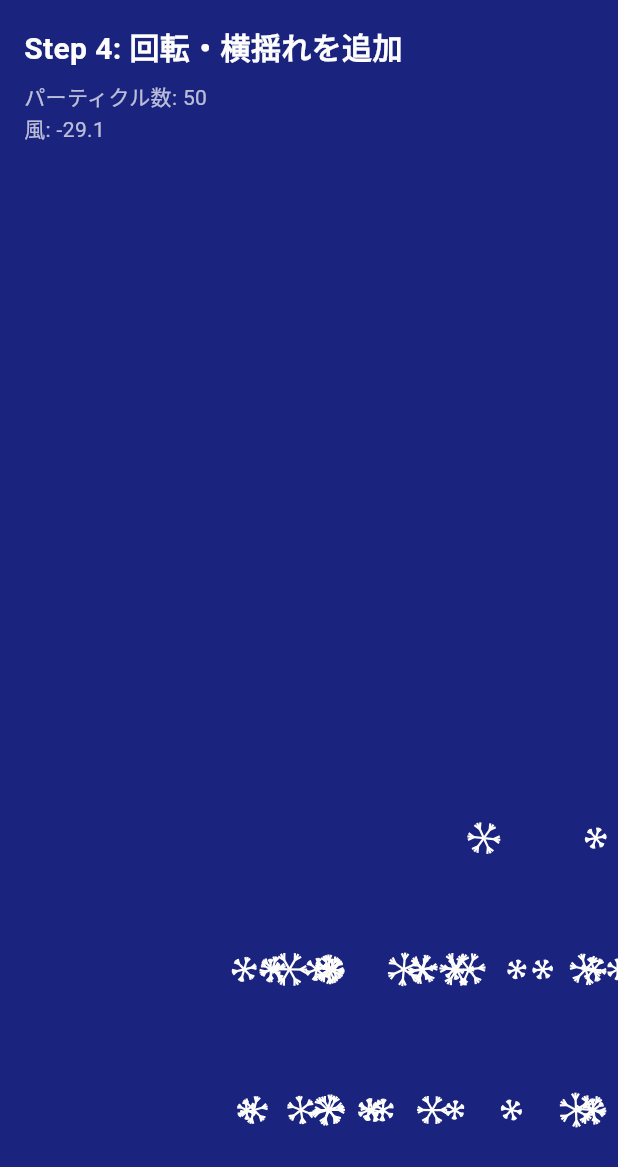
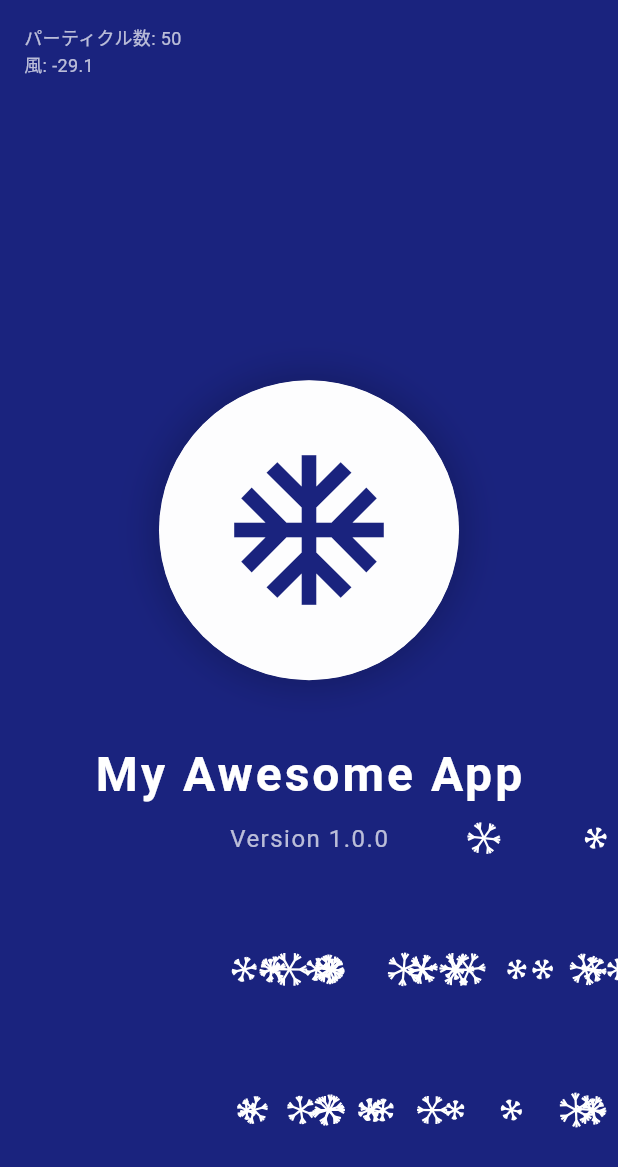
Before and after one commit to kouki2000/physics_splash_demo, a Flutter app: the screen it shows after launch, on a phone screen of 412 x 824 dp. Shown: the top 1167 px of the screen. Run offline on Flutter 3.47's test engine with Material 3 defaults, Android fonts, the phone set to English and light mode, and no system bars.

Commit message:
Step 5: スプラッシュ画面レイアウト作成

```diff
--- a/lib/main.dart
+++ b/lib/main.dart
@@ -18,7 +18,7 @@
       title: 'Physics Splash Demo',
       debugShowCheckedModeBanner: false,
       theme: ThemeData(primarySwatch: Colors.blue, useMaterial3: true),
-      home: const Step4Screen(),
+      home: const Step5Screen(),
     );
   }
 }
@@ -366,6 +366,185 @@
   }
 }
 
+class Step5Screen extends StatefulWidget {
+  const Step5Screen({Key? key}) : super(key: key);
+
+  @override
+  State<Step5Screen> createState() => _Step5ScreenState();
+}
+
+class _Step5ScreenState extends State<Step5Screen>
+    with SingleTickerProviderStateMixin {
+  late AnimationController _controller;
+  late PhysicsEngine _engine;
+  DateTime _lastTime = DateTime.now();
+  final Random _random = Random();
+  bool _initialized = false;
+  double _windStrength = 0.0;
+  double _opacity = 0.0; // フェードイン用
+
+  @override
+  void initState() {
+    super.initState();
+
+    _engine = PhysicsEngine(gravity: Vector2D(0, 100));
+
+    _controller = AnimationController(
+      vsync: this,
+      duration: const Duration(days: 1),
+    )..addListener(_onFrame);
+
+    _controller.repeat();
+
+    // フェードイン開始
+    Future.delayed(const Duration(milliseconds: 500), () {
+      setState(() {
+        _opacity = 1.0;
+      });
+    });
+  }
+
+  @override
+  void didChangeDependencies() {
+    super.didChangeDependencies();
+
+    if (!_initialized) {
+      for (int i = 0; i < 50; i++) {
+        _addRandomSnowParticle();
+      }
+      _initialized = true;
+    }
+  }
+
+  void _addRandomSnowParticle() {
+    final screenWidth = MediaQuery.of(context).size.width;
+    final particle = SnowParticle(
+      position: Vector2D(
+        _random.nextDouble() * screenWidth,
+        _random.nextDouble() * -200,
+      ),
+      size: 6 + _random.nextDouble() * 6,
+      rotationSpeed: -1.0 + _random.nextDouble() * 2.0,
+    );
+    _engine.addParticle(particle);
+  }
+
+  void _onFrame() {
+    final now = DateTime.now();
+    final dt = now.difference(_lastTime).inMicroseconds / 1000000.0;
+    _lastTime = now;
+
+    setState(() {
+      _windStrength = sin(now.millisecondsSinceEpoch / 2000) * 30;
+      final wind = Vector2D(_windStrength, 0);
+
+      for (var particle in _engine.particles) {
+        particle.applyForce(wind);
+      }
+
+      final screenSize = MediaQuery.of(context).size;
+      _engine.update(dt, screenSize);
+    });
+  }
+
+  @override
+  void dispose() {
+    _controller.dispose();
+    super.dispose();
+  }
+
+  @override
+  Widget build(BuildContext context) {
+    return Scaffold(
+      backgroundColor: const Color(0xFF1A237E),
+      body: Stack(
+        children: [
+          CustomPaint(painter: EnginePainter(_engine), size: Size.infinite),
+          Center(
+            child: AnimatedOpacity(
+              opacity: _opacity,
+              duration: const Duration(seconds: 2),
+              child: Column(
+                mainAxisSize: MainAxisSize.min,
+                children: [
+                  Container(
+                    width: 200,
+                    height: 200,
+                    decoration: BoxDecoration(
+                      color: Colors.white.withOpacity(0.9),
+                      shape: BoxShape.circle,
+                      boxShadow: [
+                        BoxShadow(
+                          color: Colors.black.withOpacity(0.2),
+                          blurRadius: 20,
+                          spreadRadius: 5,
+                        ),
+                      ],
+                    ),
+                    child: ClipOval(
+                      child: // Image.asset() の代わりに Icon() を使う
+                      Container(
+                        width: 200,
+                        height: 200,
+                        decoration: BoxDecoration(
+                          color: Colors.white.withOpacity(0.9),
+                          shape: BoxShape.circle,
+                        ),
+                        child: const Icon(
+                          Icons.ac_unit, // 雪のアイコン
+                          size: 120,
+                          color: Color(0xFF1A237E),
+                        ),
+                      ),
+                    ),
+                  ),
+                  const SizedBox(height: 40),
+                  const Text(
+                    'My Awesome App',
+                    style: TextStyle(
+                      color: Colors.white,
+                      fontSize: 32,
+                      fontWeight: FontWeight.bold,
+                      letterSpacing: 2,
+                    ),
+                  ),
+                  const SizedBox(height: 8),
+                  Text(
+                    'Version 1.0.0',
+                    style: TextStyle(
+                      color: Colors.white.withOpacity(0.7),
+                      fontSize: 16,
+                      letterSpacing: 1,
+                    ),
+                  ),
+                ],
+              ),
+            ),
+          ),
+          SafeArea(
+            child: Padding(
+              padding: const EdgeInsets.all(16.0),
+              child: Column(
+                crossAxisAlignment: CrossAxisAlignment.start,
+                children: [
+                  Text(
+                    'パーティクル数: ${_engine.particleCount}',
+                    style: const TextStyle(color: Colors.white70, fontSize: 12),
+                  ),
+                  Text(
+                    '風: ${_windStrength.toStringAsFixed(1)}',
+                    style: const TextStyle(color: Colors.white70, fontSize: 12),
+                  ),
+                ],
+              ),
+            ),
+          ),
+        ],
+      ),
+    );
+  }
+}
+
 /// PhysicsEngineを描画するPainter
 class EnginePainter extends CustomPainter {
   final PhysicsEngine engine;
```
